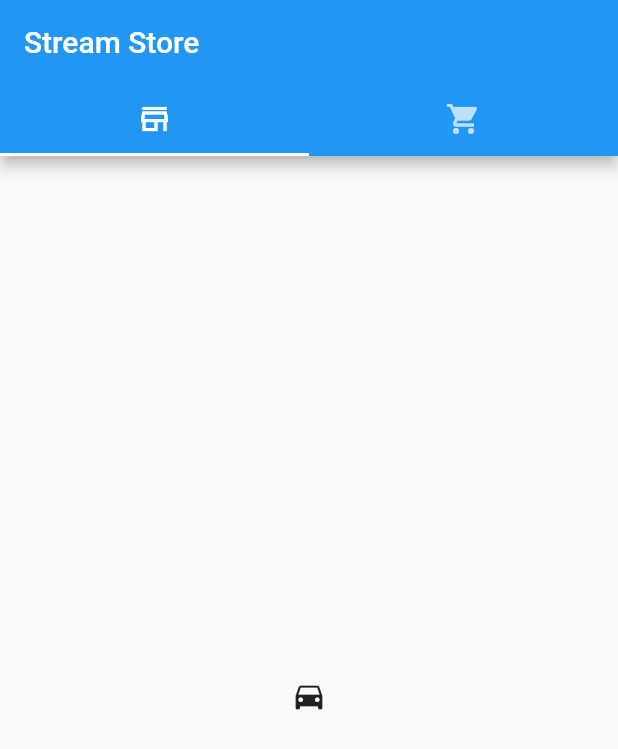
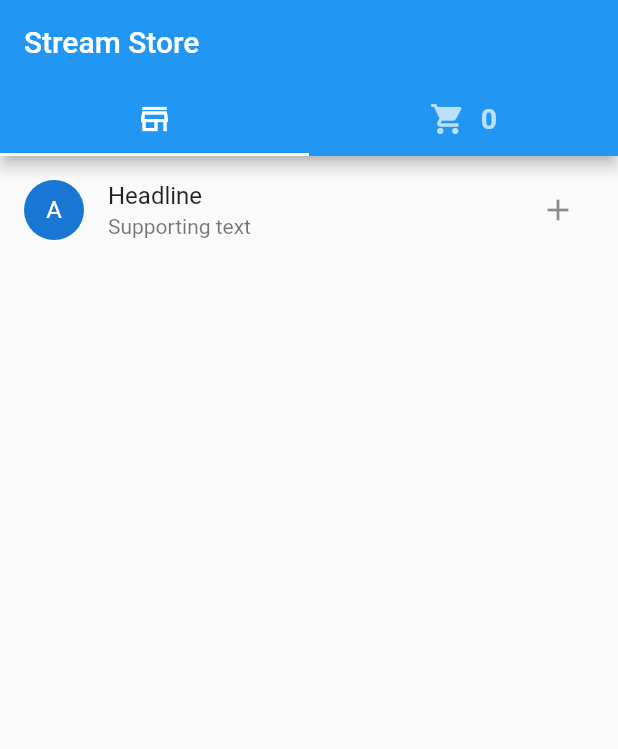
Before and after one commit to je-martinez/stream-store, a Flutter app: the screen it shows after launch, on a phone screen of 412 x 824 dp. Shown: the top 749 px of the screen. Run offline on Flutter 3.47's test engine with Material 2 defaults, Android fonts, the light colour scheme and no system bars.

Commit message:
feat: working on product example

```diff
--- /dev/null
+++ b/lib/product_list.dart
@@ -0,0 +1,40 @@
+import 'package:flutter/material.dart';
+import 'package:stream_store/bloc/shopping_cart.bloc.dart';
+import 'package:stream_store/models/product.dart';
+
+class ProductList extends StatelessWidget {
+  const ProductList({super.key});
+
+  @override
+  Widget build(BuildContext context) {
+    return ListView(
+      children: [
+        ListTile(
+          leading: const CircleAvatar(child: Text('A')),
+          title: const Text('Headline'),
+          subtitle: const Text('Supporting text'),
+          trailing: IconButton(
+            icon: const Icon(Icons.add),
+            onPressed: () {
+              final newProduct = Product(
+                  id: 25,
+                  name: "Product",
+                  description: "Description",
+                  price: 50);
+              appCart.addProduct(newProduct);
+            },
+          ),
+        )
+      ],
+    );
+  }
+}
+
+class ShoppingCartButton extends StatelessWidget {
+  const ShoppingCartButton({super.key});
+
+  @override
+  Widget build(BuildContext context) {
+    return Container();
+  }
+}
--- a/lib/tabs.dart
+++ b/lib/tabs.dart
@@ -1,4 +1,7 @@
 import 'package:flutter/material.dart';
+import 'package:stream_store/product_list.dart';
+
+import 'bloc/shopping_cart.bloc.dart';
 
 class StoreTabs extends StatelessWidget {
   const StoreTabs({super.key});
@@ -13,14 +16,15 @@ class StoreTabs extends StatelessWidget {
             bottom: const TabBar(
               tabs: [
                 Tab(icon: Icon(Icons.store_mall_directory_outlined)),
-                Tab(icon: Icon(Icons.shopping_cart)),
+                // ,
+                ShoppingCartCounter()
               ],
             ),
             title: const Text('Stream Store'),
           ),
           body: const TabBarView(
             children: [
-              Icon(Icons.directions_car),
+              ProductList(),
               Icon(Icons.directions_transit),
             ],
           ),
@@ -29,3 +33,35 @@ class StoreTabs extends StatelessWidget {
     );
   }
 }
+
+class ShoppingCartCounter extends StatelessWidget {
+  const ShoppingCartCounter({super.key});
+
+  @override
+  Widget build(BuildContext context) {
+    return Row(
+      mainAxisAlignment: MainAxisAlignment.center,
+      children: [
+        const Tab(icon: Icon(Icons.shopping_cart)),
+        const SizedBox(
+          width: 10,
+        ),
+        StreamBuilder(
+            stream: appCart.getCart,
+            builder: ((context, snapshot) {
+              int productCount = 0;
+              if (snapshot.hasData) {
+                productCount = snapshot.data?.length ?? 0;
+              }
+              return Text(
+                productCount.toString(),
+                style: const TextStyle(
+                  fontWeight: FontWeight.bold,
+                  fontSize: 19,
+                ),
+              );
+            }))
+      ],
+    );
+  }
+}
```
Also changed, not shown: lib/bloc/shopping_cart.bloc.dart (+11 -10 lines), 1 other file.
